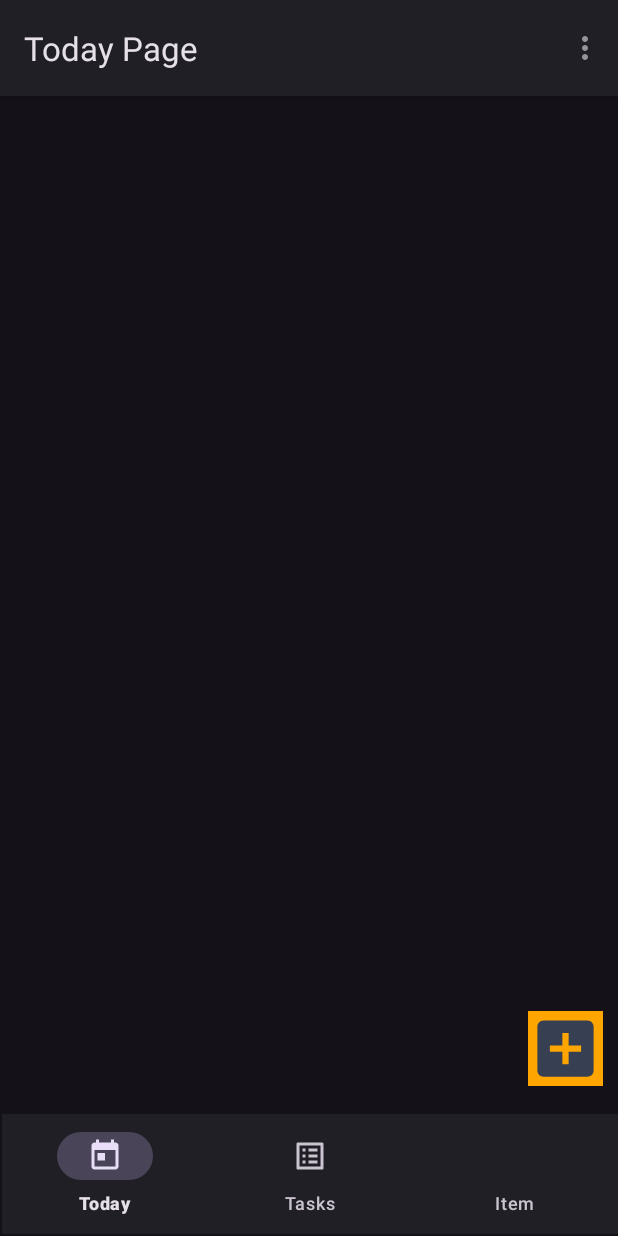
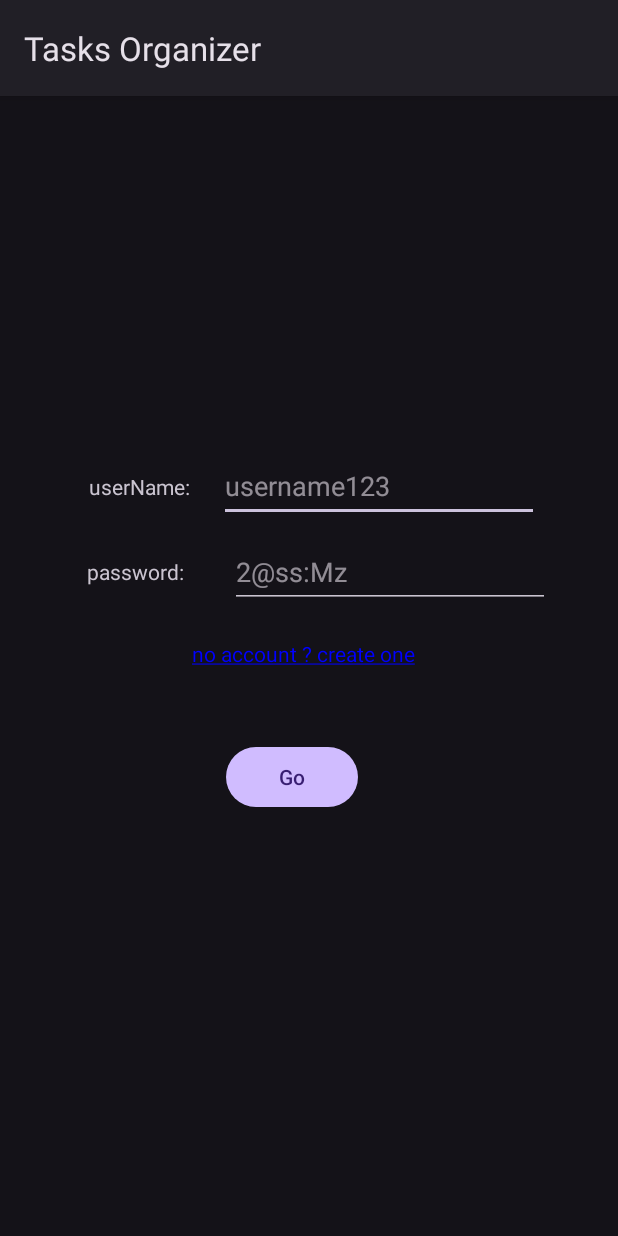
Before and after one commit to MajedHL/Android-App, an Android app: the screen it shows after launch (TodayActivity before the commit, LoginPage after it), on a phone screen of 412 x 824 dp. Run offline under Robolectric (Android 15) with nearby library versions, the phone set to English and light mode, and no system bars; our stand-ins replace Room's generated code.

Commit message:
login Page

```diff
--- a/app/src/main/AndroidManifest.xml
+++ b/app/src/main/AndroidManifest.xml
@@ -13,13 +13,16 @@
         android:theme="@style/Theme.TasksOrganizer"
         tools:targetApi="31">
         <activity
+            android:name=".Activities.TodayActivity"
+            android:exported="false" />
+        <activity
             android:name=".Activities.Task_edit"
             android:exported="false" />
         <activity
             android:name=".Activities.TasksActivity"
             android:exported="false" />
         <activity
-            android:name=".Activities.TodayActivity"
+            android:name=".Activities.LoginPage"
             android:exported="true">
             <intent-filter>
                 <action android:name="android.intent.action.MAIN" />
--- /dev/null
+++ b/app/src/main/java/fr/utt/if26/tasksorganizer/Activities/LoginPage.java
@@ -0,0 +1,59 @@
+package fr.utt.if26.tasksorganizer.Activities;
+
+import androidx.appcompat.app.AppCompatActivity;
+import androidx.lifecycle.ViewModelProvider;
+
+import android.content.Intent;
+import android.graphics.Color;
+import android.os.Bundle;
+import android.widget.Button;
+import android.widget.EditText;
+import android.widget.TextView;
+
+import fr.utt.if26.tasksorganizer.R;
+import fr.utt.if26.tasksorganizer.ViewModels.TasksViewModel;
+import fr.utt.if26.tasksorganizer.ViewModels.UsersViewModel;
+
+public class LoginPage extends AppCompatActivity {
+
+    private EditText et_userName;
+    private EditText et_password;
+    private TextView tv_createAccount;
+    private TextView usernameLabel;
+    private  TextView loginPageInfo;
+    private Button btn_go;
+
+    private UsersViewModel usersViewModel;
+    @Override
+    protected void onCreate(Bundle savedInstanceState) {
+        super.onCreate(savedInstanceState);
+        setContentView(R.layout.activity_login_page);
+
+        et_userName = findViewById(R.id.username);
+        et_password = findViewById(R.id.password);
+        tv_createAccount = findViewById(R.id.create_account);
+        btn_go = findViewById(R.id.go);
+        usernameLabel = findViewById(R.id.username_label);
+        loginPageInfo = findViewById(R.id.login_page_info);
+        loginPageInfo.setText("");
+        usersViewModel = new ViewModelProvider(this).get(UsersViewModel.class);
+        usersViewModel.getAllUsers().observe(this, users -> {
+            System.out.println("users:"+users);
+        });
+
+        btn_go.setOnClickListener(view -> {
+            String userName = et_userName.getText().toString();
+            String password = et_password.getText().toString();
+            usersViewModel.getUser(userName,password).observe(this, user -> {
+                if(user!=null){
+                    Intent intent = new Intent(this, TodayActivity.class);
+                    intent.putExtra("user",user);
+                    startActivity(intent);
+                }else {
+                    loginPageInfo.setText("userName or password incorrect");
+                    loginPageInfo.setTextColor(Color.RED);
+                }
+            });
+        });
+    }
+}
--- a/app/src/main/java/fr/utt/if26/tasksorganizer/DAOs/UsersDAO.java
+++ b/app/src/main/java/fr/utt/if26/tasksorganizer/DAOs/UsersDAO.java
@@ -25,4 +25,6 @@ public interface UsersDAO {
 
     @Query("Delete from Users;")
     void deleteAllUsers();
+    @Query("SELECT * from users where userName=:userName and password=:password")
+    public LiveData<User> getUser(String userName, String password);
 }
--- a/app/src/main/java/fr/utt/if26/tasksorganizer/Entities/User.java
+++ b/app/src/main/java/fr/utt/if26/tasksorganizer/Entities/User.java
@@ -6,9 +6,11 @@ import androidx.room.Entity;
 import androidx.room.Index;
 import androidx.room.PrimaryKey;
 
+import java.io.Serializable;
+
 
 @Entity(tableName = "Users", indices = @Index(value = "userName",unique = true))
-public class User {
+public class User implements Serializable {
     @ColumnInfo(name = "id")
     @PrimaryKey(autoGenerate = true)
     @NonNull
--- a/app/src/main/java/fr/utt/if26/tasksorganizer/Repositories/TasksRepository.java
+++ b/app/src/main/java/fr/utt/if26/tasksorganizer/Repositories/TasksRepository.java
@@ -17,17 +17,17 @@ import fr.utt.if26.tasksorganizer.RoomDB;
 public class TasksRepository {
 
     private final TasksDAO tasksDAO;
-    private final LiveData<List<Task>> liveTaskList;
+//    private final LiveData<List<Task>> liveTaskList;
 
     public TasksRepository(Application app) {
         RoomDB bd = RoomDB.getInstance(app);
         tasksDAO = bd.tasksDAO();
-        liveTaskList = tasksDAO.getAllTasks();
+//        liveTaskList = tasksDAO.getAllTasks();
     }
 
-    public LiveData<List<Task>> getLiveTaskList() {
-        return liveTaskList;
-    }
+//    public LiveData<List<Task>> getLiveTaskList() {
+//        return liveTaskList;
+//    }
 
     public void insertTask(Task task){
         RoomDB.service.execute(()->tasksDAO.insertTask(task));
@@ -77,11 +77,11 @@ public class TasksRepository {
 
 
 
-    public LiveData<List<Task>> getFilteredTasks(boolean hideCompletedTasks, List<String> sortingOrder){
+    public LiveData<List<Task>> getFilteredTasks(int id,boolean hideCompletedTasks, List<String> sortingOrder){
 
-        StringBuilder queryBuilder = new StringBuilder("SELECT * FROM Tasks");
+        StringBuilder queryBuilder = new StringBuilder("SELECT * FROM Tasks WHERE userId = "+id);
 
-        if(hideCompletedTasks) queryBuilder.append(" WHERE STATUS != 1");
+        if(hideCompletedTasks) queryBuilder.append(" AND STATUS != 1");
 //        queryBuilder.append(" ORDER BY STATUS");
 //        if(sortByDueDate) queryBuilder.append(", DueDate");
 //        if(!sortByCompletion) {
--- a/app/src/main/java/fr/utt/if26/tasksorganizer/ViewModels/UsersViewModel.java
+++ b/app/src/main/java/fr/utt/if26/tasksorganizer/ViewModels/UsersViewModel.java
@@ -24,4 +24,6 @@ public class UsersViewModel extends AndroidViewModel {
     public void insertUser(User user){
         usersRepository.insertUser(user);
     }
+
+    public LiveData<User> getUser(String userName, String password){return usersRepository.getUser(userName, password);}
 }
--- /dev/null
+++ b/app/src/main/res/layout/activity_login_page.xml
@@ -0,0 +1,101 @@
+<?xml version="1.0" encoding="utf-8"?>
+<androidx.constraintlayout.widget.ConstraintLayout xmlns:android="http://schemas.android.com/apk/res/android"
+    xmlns:app="http://schemas.android.com/apk/res-auto"
+    xmlns:tools="http://schemas.android.com/tools"
+    android:layout_width="match_parent"
+    android:layout_height="match_parent"
+    tools:context=".Activities.LoginPage">
+
+    <TextView
+        android:id="@+id/username_label"
+        android:layout_width="wrap_content"
+        android:layout_height="wrap_content"
+        android:layout_marginStart="63dp"
+        android:layout_marginTop="236dp"
+        android:layout_marginEnd="290dp"
+        android:layout_marginBottom="476dp"
+        android:text="@string/username"
+        app:layout_constraintBottom_toBottomOf="parent"
+        app:layout_constraintEnd_toEndOf="parent"
+        app:layout_constraintStart_toStartOf="parent"
+        app:layout_constraintTop_toTopOf="parent" />
+
+    <EditText
+        android:id="@+id/username"
+        android:layout_width="wrap_content"
+        android:layout_height="48dp"
+        android:layout_marginStart="24dp"
+        android:layout_marginTop="223dp"
+        android:layout_marginEnd="57dp"
+        android:layout_marginBottom="463dp"
+        android:ems="10"
+        android:inputType="text"
+        android:hint="username123"
+        app:layout_constraintBottom_toBottomOf="parent"
+        app:layout_constraintEnd_toEndOf="parent"
+        app:layout_constraintStart_toEndOf="@+id/username_label"
+        app:layout_constraintTop_toTopOf="parent" />
+
+    <TextView
+        android:id="@+id/password_label"
+        android:layout_width="wrap_content"
+        android:layout_height="wrap_content"
+        android:layout_marginStart="58dp"
+        android:layout_marginTop="37dp"
+        android:text="password:"
+        app:layout_constraintStart_toStartOf="parent"
+        app:layout_constraintTop_toBottomOf="@+id/username_label" />
+
+    <EditText
+        android:id="@+id/password"
+        android:layout_width="wrap_content"
+        android:layout_height="48dp"
+        android:layout_marginStart="35dp"
+        android:layout_marginTop="9dp"
+        android:layout_marginEnd="50dp"
+        android:ems="10"
+        android:hint="2@ss:Mz"
+
+        android:inputType="textPassword"
+        app:layout_constraintEnd_toEndOf="parent"
+        app:layout_constraintStart_toEndOf="@+id/password_label"
+        app:layout_constraintTop_toBottomOf="@+id/username" />
+
+    <Button
+        android:id="@+id/go"
+        android:layout_width="wrap_content"
+        android:layout_height="wrap_content"
+        android:layout_marginStart="149dp"
+        android:layout_marginEnd="172dp"
+        android:layout_marginBottom="282dp"
+        android:text="Go"
+        app:layout_constraintBottom_toBottomOf="parent"
+        app:layout_constraintEnd_toEndOf="parent"
+        app:layout_constraintStart_toStartOf="parent" />
+
+    <TextView
+        android:id="@+id/create_account"
+        android:layout_width="wrap_content"
+        android:layout_height="48dp"
+        android:layout_marginStart="128dp"
+        android:layout_marginBottom="20dp"
+        android:clickable="true"
+        android:text="@string/no_account_create_one"
+        android:textAppearance="@style/TextAppearance.AppCompat.Body1"
+        android:textColor="@color/blue"
+        app:layout_constraintBottom_toTopOf="@+id/go"
+        app:layout_constraintStart_toStartOf="parent" />
+
+    <TextView
+        android:id="@+id/login_page_info"
+        android:layout_width="wrap_content"
+        android:layout_height="wrap_content"
+        android:layout_marginStart="133dp"
+        android:layout_marginTop="169dp"
+        android:layout_marginEnd="220dp"
+        android:text="TextView"
+        app:layout_constraintEnd_toEndOf="parent"
+        app:layout_constraintStart_toStartOf="parent"
+        app:layout_constraintTop_toTopOf="parent" />
+
+</androidx.constraintlayout.widget.ConstraintLayout>
--- a/app/src/main/res/menu/top_manip_menu.xml
+++ b/app/src/main/res/menu/top_manip_menu.xml
@@ -38,7 +38,7 @@
                 android:layout_width="wrap_content"
                 android:layout_height="wrap_content"
                 android:checkable="true"
-                android:title="Order by Late tasks" />
+                android:title="Order by Lateness" />
         </menu>
     </item>
 </menu>
--- a/app/src/main/res/values/strings.xml
+++ b/app/src/main/res/values/strings.xml
@@ -7,4 +7,6 @@
     <string name="completed">completed</string>
     <string name="due_date">Due Date</string>
     <string name="reminder_date">Reminder Date</string>
+    <string name="no_account_create_one"><u>no account ? create one</u></string>
+    <string name="username">userName:</string>
 </resources>
```
Also changed, not shown: app/src/main/java/fr/utt/if26/tasksorganizer/Activities/Task_edit.java (+12 -1 lines), app/src/main/java/fr/utt/if26/tasksorganizer/Activities/TasksActivity.java (+8 -5 lines), app/src/main/java/fr/utt/if26/tasksorganizer/Activities/TodayActivity.java (+30 -5 lines), app/src/main/java/fr/utt/if26/tasksorganizer/Adapters/TaskAdapter.java (+0 -13 lines), app/src/main/java/fr/utt/if26/tasksorganizer/Repositories/UsersRepository.java (+13 -0 lines), app/src/main/java/fr/utt/if26/tasksorganizer/ViewModels/TasksViewModel.java (+3 -6 lines).
